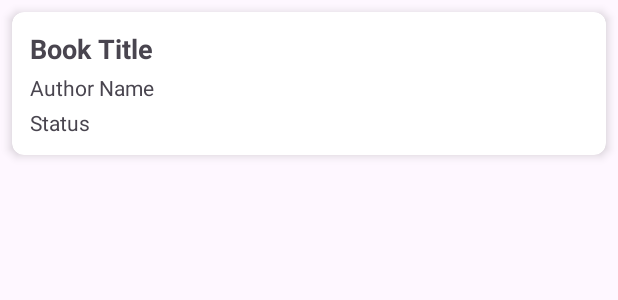
After one commit to IsaacLatta/Recommender, an Android app: the layout item_group_book.xml on its own in the app's theme, with its tools: preview values and no code run, on a phone screen of 412 x 824 dp. The commit adds this screen. Shown: the top 300 px of the screen. Run offline under Robolectric (Android 15) with nearby library versions, the phone set to English and light mode, and no system bars.

Commit message:
Added view to group operations

```diff
--- a/App/app/src/main/AndroidManifest.xml
+++ b/App/app/src/main/AndroidManifest.xml
@@ -27,6 +27,8 @@
                 <category android:name="android.intent.category.LAUNCHER" />
             </intent-filter>
         </activity>
+<!--        <activity android:name=".ui.groupsTabs.GroupDetailActivity" />-->
+
     </application>
 
 </manifest>
--- a/App/app/src/main/java/com/example/recommender/ui/adapter/SearchGroupsAdapter.java
+++ b/App/app/src/main/java/com/example/recommender/ui/adapter/SearchGroupsAdapter.java
@@ -68,7 +68,6 @@ public class SearchGroupsAdapter extends RecyclerView.Adapter<SearchGroupsAdapte
             tvStatus.setText("Not joined");
             btnJoinGroup.setText("Join");
             btnJoinGroup.setOnClickListener(v -> {
-                // Call the controller to join the group
                 Controller.getInstance().joinReadingGroup(group.getGroupId());
             });
         }
--- /dev/null
+++ b/App/app/src/main/res/layout/item_group_book.xml
@@ -0,0 +1,39 @@
+<?xml version="1.0" encoding="utf-8"?>
+<androidx.cardview.widget.CardView
+    xmlns:android="http://schemas.android.com/apk/res/android"
+    xmlns:app="http://schemas.android.com/apk/res-auto"
+    android:layout_width="match_parent"
+    android:layout_height="wrap_content"
+    android:layout_margin="8dp"
+    app:cardCornerRadius="8dp"
+    app:cardElevation="4dp">
+
+    <LinearLayout
+        android:layout_width="match_parent"
+        android:layout_height="wrap_content"
+        android:orientation="vertical"
+        android:padding="12dp">
+
+        <TextView
+            android:id="@+id/tvBookTitle"
+            android:layout_width="wrap_content"
+            android:layout_height="wrap_content"
+            android:text="Book Title"
+            android:textSize="18sp"
+            android:textStyle="bold" />
+
+        <TextView
+            android:id="@+id/tvBookAuthors"
+            android:layout_width="wrap_content"
+            android:layout_height="wrap_content"
+            android:text="Author Name"
+            android:layout_marginTop="4dp" />
+
+        <TextView
+            android:id="@+id/tvBookStatus"
+            android:layout_width="wrap_content"
+            android:layout_height="wrap_content"
+            android:text="Status"
+            android:layout_marginTop="4dp" />
+    </LinearLayout>
+</androidx.cardview.widget.CardView>
```
Also changed, not shown: App/app/src/main/java/com/example/recommender/ui/adapter/GroupBooksAdapter.java (added, +69 -0 lines), App/app/src/main/java/com/example/recommender/ui/adapter/GroupMembersAdapter.java (added, +61 -0 lines), App/app/src/main/java/com/example/recommender/ui/adapter/JoinedGroupsAdapter.java (+11 -9 lines), App/app/src/main/java/com/example/recommender/ui/fragments/GroupDetailFragment.java (added, +112 -0 lines), App/app/src/main/java/com/example/recommender/ui/groupsTabs/groupsTabFragment.java (+27 -12 lines), App/app/src/main/res/layout/activity_group_detail.xml (added, +47 -0 lines), App/app/src/main/res/layout/fragment_group_detail.xml (added, +43 -0 lines), App/app/src/main/res/layout/item_group_member.xml (added, +18 -0 lines).
